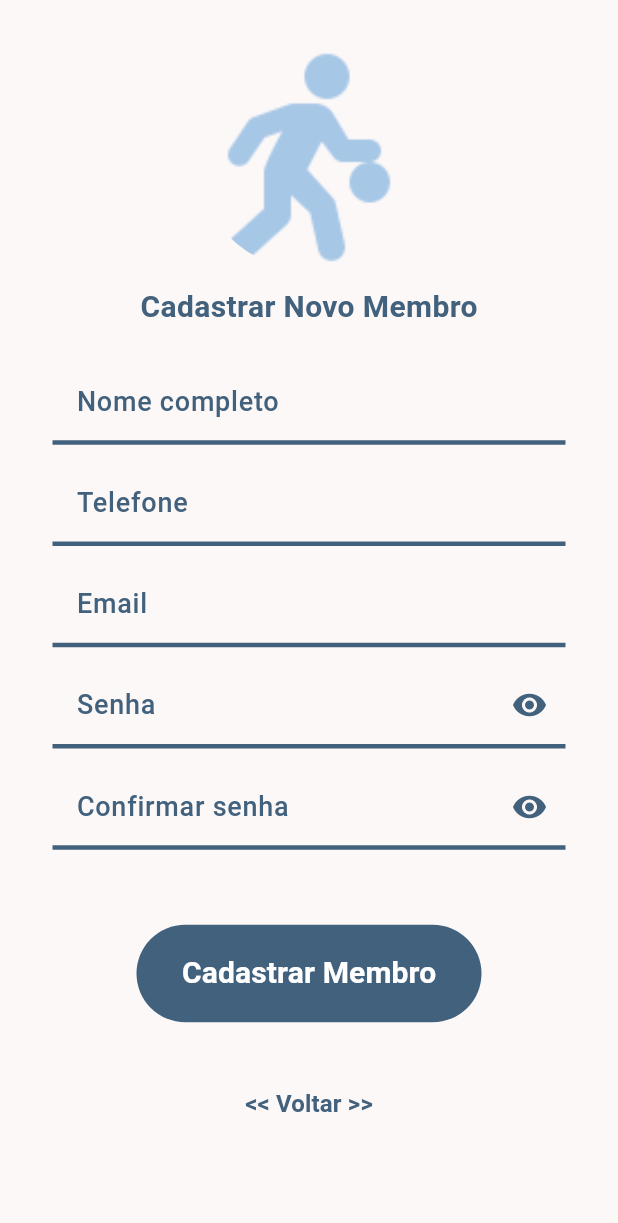
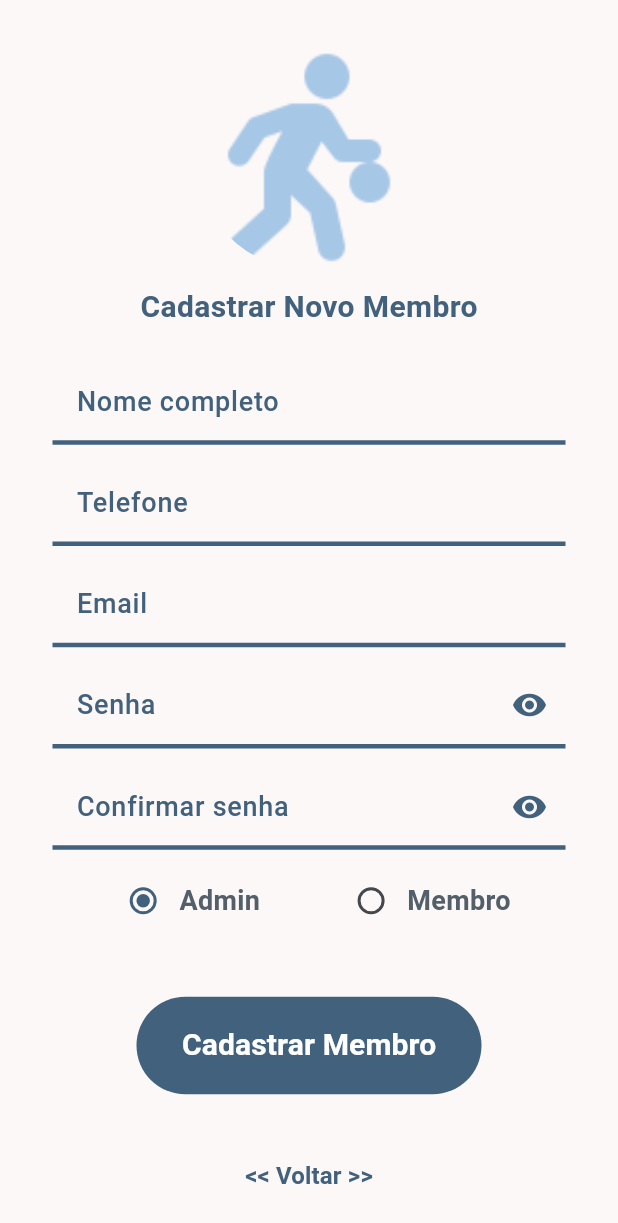
Before and after one commit to Danielsalesds/Sistema-de-Reservas-de-Quadra-Esportivas, a Flutter app: the CadastroMembro screen opened by its route, on a phone screen of 412 x 824 dp. Shown: the top 1223 px of the screen. Run offline on Flutter 3.47's test engine with Material 3 defaults, Android fonts, the phone set to English and light mode, and no system bars; drawn by our look-alikes of overlay_support; our stand-ins replace awesome_dialog, cloud_firestore, firebase_auth, firebase_core, flutter_svg, google_fonts; accounts and stored records are empty; network calls fail.

```diff
--- a/lib/ui/pages/HomeAdmin.dart
+++ b/lib/ui/pages/HomeAdmin.dart
@@ -1,6 +1,6 @@
 import 'package:clube/ui/pages/ReservaQuadraScreen.dart';
 import 'package:clube/ui/pages/cadastro_membro.dart';
-import 'package:clube/ui/pages/llistar_membro.dart';
+import 'package:clube/ui/pages/listar_membro.dart';
 import 'package:clube/ui/widgets/CardAdmin.dart';
 import 'package:clube/ui/widgets/CustomAppBar.dart';
 import 'package:clube/ui/widgets/CustomBottomBar.dart';
@@ -23,7 +23,7 @@ class HomeAdminState extends State<HomeAdmin>{
       bottomNavigationBar: const CustomBottomBar(),
       floatingActionButton: FloatingActionButton(
         onPressed: () {
-          debugPrint("Floating Action Button Pressed");
+          Navigator.push(context, MaterialPageRoute(builder: (context)=>const ReservaQuadraScreen()));
         },
         elevation: 6,
         backgroundColor: Theme.of(context).colorScheme.primaryContainer,
--- a/lib/ui/pages/cadastro_membro.dart
+++ b/lib/ui/pages/cadastro_membro.dart
@@ -1,3 +1,4 @@
+import 'package:awesome_dialog/awesome_dialog.dart';
 import 'package:clube/services/AuthService.dart';
 import 'package:clube/services/FirestoreService.dart';
 import 'package:firebase_auth/firebase_auth.dart';
@@ -26,7 +27,8 @@ class CadastroMembroPageState extends State<CadastroMembro>{
   final repSenhaTextController = TextEditingController();
   final nomeTextController = TextEditingController();
   final telefoneTextController = TextEditingController();
-  final String tipo = 'Membro';
+  String _selecionado = 'Admin';
+  // final String tipo = 'Membro';
   //função fazer login
   void signUp() async{
     if(senhaTextController.text != repSenhaTextController.text){
@@ -39,32 +41,28 @@ class CadastroMembroPageState extends State<CadastroMembro>{
       ScaffoldMessenger.of(context).showSnackBar(SnackBar(content: Text("Preencha todos os campos.")));
       return;
     }
-    final authService = Provider.of<AuthService>(context, listen:false);
     final firestore = Provider.of<FirestoreService>(context, listen:false);
     setState(() {
       _isLoading = true;
     });
     try{
        //final adminUid = FirebaseAuth.instance.currentUser!.uid; // <- Salva o UID do admin
-
       //await authService.signUp(emailTextController.text, senhaTextController.text);
-      await firestore.createMembro(nomeTextController.text,
-          emailTextController.text, telefoneTextController.text, tipo, senhaTextController.text);
-
-          nomeTextController.clear();
-          telefoneTextController.clear();
-          emailTextController.clear();
-          senhaTextController.clear();
-          repSenhaTextController.clear();
+          await firestore.createMembro(nomeTextController.text,
+          emailTextController.text, telefoneTextController.text, _selecionado, senhaTextController.text);
     }catch(e){
       ScaffoldMessenger.of(context).showSnackBar(
           SnackBar(content: Text(e.toString()))
       );
-      print(e.toString());
     } finally {
       setState(() {
         _isLoading = false;
       });
+      nomeTextController.clear();
+      telefoneTextController.clear();
+      emailTextController.clear();
+      senhaTextController.clear();
+      repSenhaTextController.clear();
     }
   }
 
@@ -128,14 +126,42 @@ class CadastroMembroPageState extends State<CadastroMembro>{
                   ],
                 ),
                 const SizedBox(height: 10,),
-
+                Row( mainAxisAlignment: MainAxisAlignment.center,
+                  children: [
+                    Radio<String>(value:  'Admin', groupValue: _selecionado, onChanged:(value){
+                      setState(() {
+                        _selecionado = value!;
+                      });
+                    }),
+                    Text("Admin",
+                      style: TextStyle(
+                        fontSize: 18,
+                        fontWeight: FontWeight.bold,
+                        color: Theme.of(context).colorScheme.tertiary,
+                      ),
+                    ),
+                    const SizedBox(width: 50,),
+                    Radio<String>(value: 'Membro', groupValue: _selecionado, onChanged:(value){
+                      setState(() {
+                        _selecionado = value!;
+                      });
+                    }),
+                    Text("Membro",
+                      style: TextStyle(
+                        fontSize: 18,
+                        fontWeight: FontWeight.bold,
+                        color: Theme.of(context).colorScheme.tertiary,
+                      ),
+                    ),
+                  ],
+                ),
                 const SizedBox(height: 30,),
                 CustomButton(height: 85, width: 250, text: "Cadastrar Membro", onclick: signUp),
                 const SizedBox(height: 20,),
 
                 Align(
                   child:TextButton(
-                    onPressed: (){print("CLICADO");},
+                    onPressed: (){Navigator.pop(context);},
                     child: Text("<< Voltar >>",
                       style: TextStyle(
                         fontSize: 16,
--- a/lib/ui/pages/home_membro.dart
+++ b/lib/ui/pages/home_membro.dart
@@ -26,7 +26,7 @@ class _HomeMembroState extends State<HomeMembro> {
   @override
   Widget build(BuildContext context) {
     return Scaffold(
-      appBar: const CustomAppBar(title: 'Painel de Associado',),
+      appBar: const CustomAppBar(title: 'Home',),
       bottomNavigationBar: const CustomBottomBar(),
       floatingActionButton: FloatingActionButton(
         onPressed: () {
```
Also changed, not shown: lib/services/FirestoreService.dart (+11 -5 lines), lib/ui/pages/AuthChecker.dart (+45 -6 lines), lib/ui/pages/LoginPage.dart (+18 -18 lines), lib/ui/pages/listar_membro.dart (renamed from lib/ui/pages/llistar_membro.dart).
